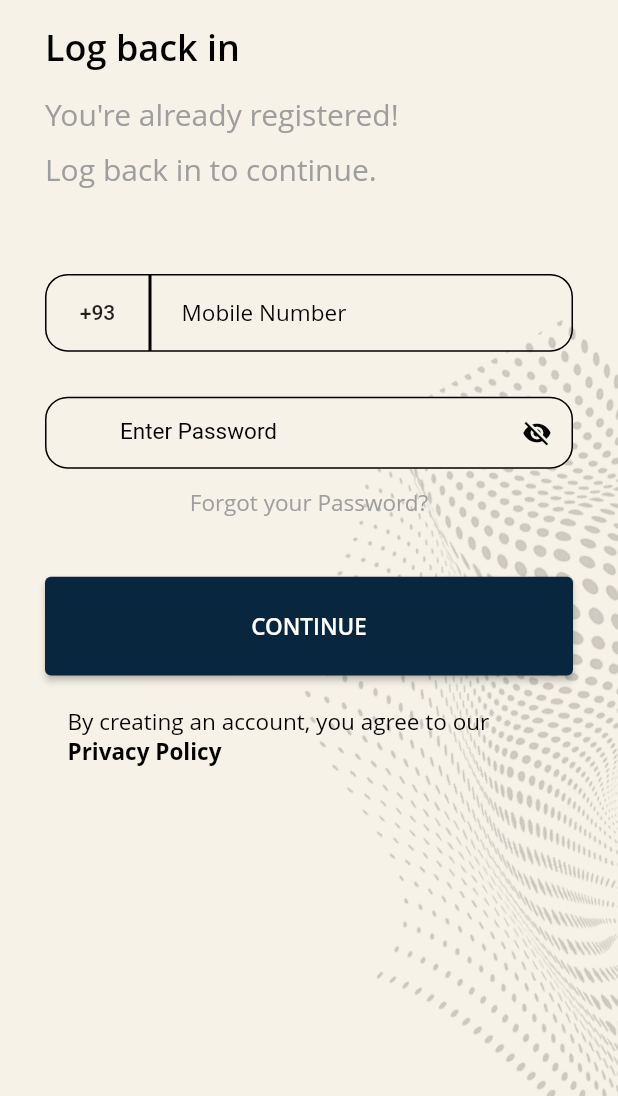
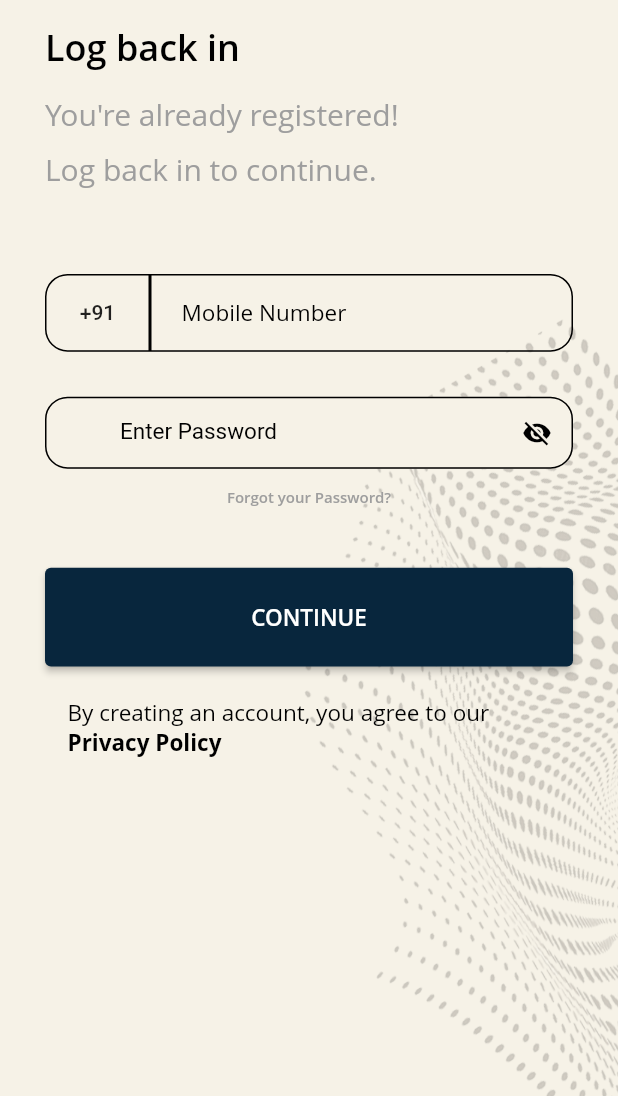
Before and after one commit to VarshaJangid/cynthi, a Flutter app: the screen it shows after launch, after a tap on "Log in", on a phone screen of 412 x 824 dp, the part 140-1236 px from its top. Run offline on Flutter 3.47's test engine with Material 2 defaults, Android fonts, the phone set to English and light mode, and no system bars; drawn by our look-alikes of country_code_picker; our stand-ins replace flutter_holo_date_picker, fluttertoast, image_picker, pin_code_fields, shared_preferences, stacked; network calls fail.

Commit message:
update country code and pass  country code with mobile number

```diff
--- a/lib/ui/component/login_text_field.dart
+++ b/lib/ui/component/login_text_field.dart
@@ -31,8 +31,9 @@ class LoginTextField extends StatelessWidget {
           ),
           child: CountryCodePicker(
             onChanged: changedCountry,
-            favorite: ['+91'],
+            favorite: const ['+91'],
             flagWidth: 0,
+            initialSelection: '+91',
             showCountryOnly: false,
             showFlagMain:false,
             showOnlyCountryWhenClosed: false,
--- a/lib/ui/login_with_password/loginwithpassword_screen.dart
+++ b/lib/ui/login_with_password/loginwithpassword_screen.dart
@@ -87,8 +87,8 @@ class LoginWithPasswordScreen extends StatelessWidget {
                         child: Text(
                           Constants.forgotYourPassword,
                           style: AppTextStyle.getStyle()
-                              .openSansRegular!
-                              .copyWith(fontSize: 15, color: Colors.grey),
+                              .openSansSemiBold!
+                              .copyWith(color: Colors.grey, fontSize: 10),
                         ),
                       ),
                     ),
--- a/lib/ui/login_with_password/loginwithpassword_view_model.dart
+++ b/lib/ui/login_with_password/loginwithpassword_view_model.dart
@@ -38,17 +38,19 @@ class LoginWithPassViewModel extends BaseViewModel {
     }
   }
 
-  String countryCode = "";
+  String countryCode = "+91";
 
   void onCountryChange(CountryCode countryCode) {
     this.countryCode = countryCode.toString();
+    notifyListeners();
     print("New Country selected: " + countryCode.toString());
   }
 
   // Login With Password
   loginWithPassword(BuildContext context) async {
+    print("Number is ----- ${countryCode + mobileNumber.text}");
     Map<String, String> params = {
-      'mobile': mobileNumber.text,
+      'mobile': countryCode.toString() + mobileNumber.text,
       'password': password.text,
       'source_id': '1',
     };
@@ -60,7 +62,6 @@ class LoginWithPassViewModel extends BaseViewModel {
       if (response.statusCode == 200) {
         loginPassModel = LoginPassModel.fromJson(jsonDecode(response.body));
         notifyListeners();
-        print("Message ----- ${loginPassModel.message}");
         AppRoutes.dismiss(context);
         if (loginPassModel.message == "Login Successfully.") {
           AppRoutes.dismiss(context);
--- a/lib/ui/register/mobile_screen.dart
+++ b/lib/ui/register/mobile_screen.dart
@@ -54,7 +54,10 @@ class MobileScreen extends StatelessWidget {
                           .copyWith(fontSize: 22, color: Colors.black),
                     ),
                     const SizedBox(height: 40),
-                    LoginTextField(controller: viewModel.mobileNumber),
+                    LoginTextField(
+                      controller: viewModel.mobileNumber,
+                      changedCountry: viewModel.onCountryChange,
+                    ),
                     const SizedBox(height: 40),
                     CustomButton(
                       title: Constants.Continue,
```
Also changed, not shown: lib/ui/register/mobile_view_model.dart (+12 -1 lines).
